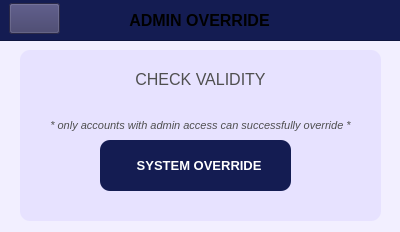
Yohhannn/Barangay-Records-Statistics-System, file Views/PopUp/Screen_Dashboard/adminoverride.ui: the form before one commit.
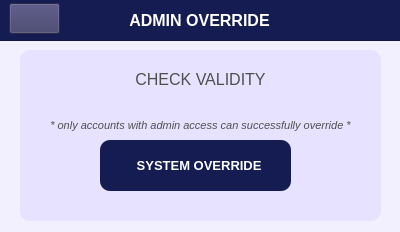
The form after the commit. Icons and pictures are not drawn.

Patch:
```diff
--- a/Views/PopUp/Screen_Dashboard/adminoverride.ui
+++ b/Views/PopUp/Screen_Dashboard/adminoverride.ui
@@ -161,7 +161,7 @@
      </font>
     </property>
     <property name="styleSheet">
-     <string notr="true">#label_tableTitleDashboard {
+     <string notr="true">#label_titleAdminOverride {
 	background-color: transparent;
 	color: #FFFFFF;
 }
```
